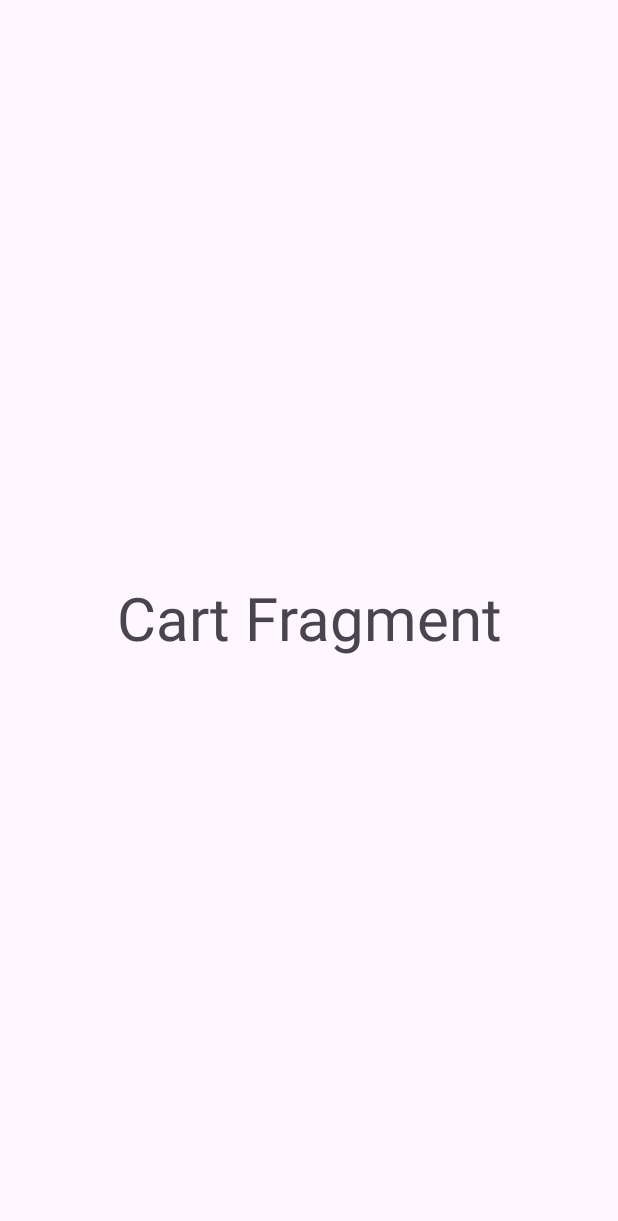
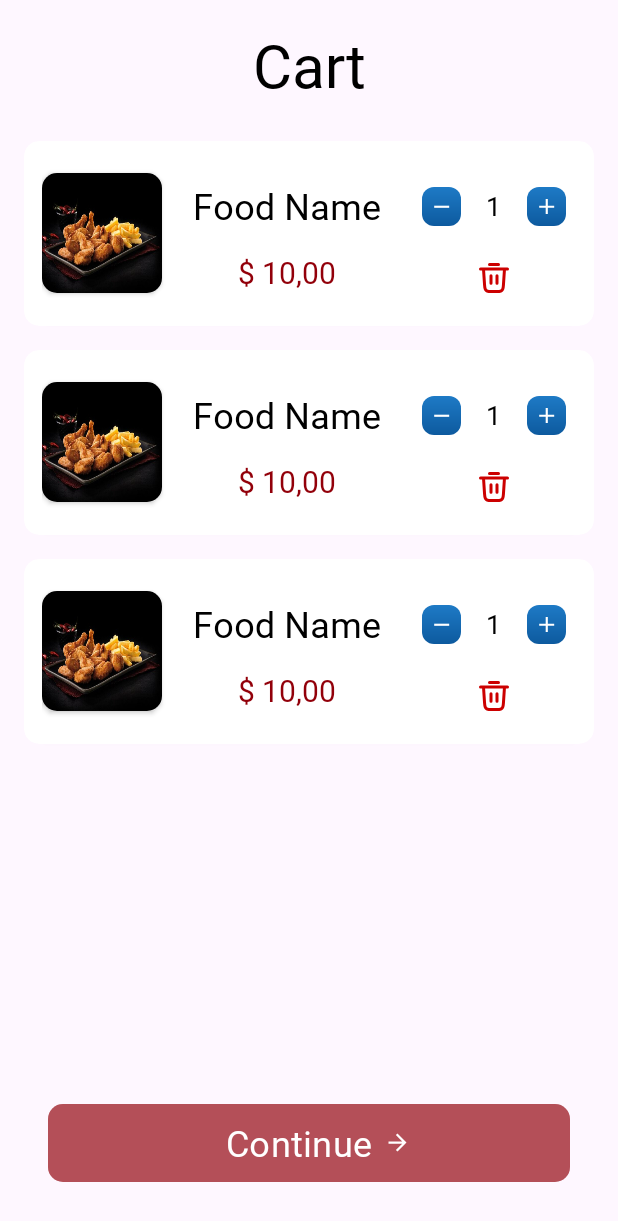
Before and after one commit to Rothmann-Daniel/FoodDeliveryApp, an Android app: the layout fragment_cart.xml on its own in the app's theme, with its tools: preview values and no code run, on a phone screen of 412 x 824 dp. Shown: the top 1221 px of the screen. Run offline under Robolectric (Android 15) with nearby library versions, the phone set to English and light mode, and no system bars.

Commit message:
CartFragment add cartItem

```diff
--- a/app/src/main/java/com/example/fooddelivery/presentation/fragments/CartFragment.kt
+++ b/app/src/main/java/com/example/fooddelivery/presentation/fragments/CartFragment.kt
@@ -6,55 +6,22 @@ import android.view.LayoutInflater
 import android.view.View
 import android.view.ViewGroup
 import com.example.fooddelivery.R
+import com.example.fooddelivery.databinding.FragmentCartBinding
 
-// TODO: Rename parameter arguments, choose names that match
-// the fragment initialization parameters, e.g. ARG_ITEM_NUMBER
-private const val ARG_PARAM1 = "param1"
-private const val ARG_PARAM2 = "param2"
-
-/**
- * A simple [Fragment] subclass.
- * Use the [CartFragment.newInstance] factory method to
- * create an instance of this fragment.
- */
 class CartFragment : Fragment() {
-    // TODO: Rename and change types of parameters
-    private var param1: String? = null
-    private var param2: String? = null
+    private lateinit var binding: FragmentCartBinding
 
     override fun onCreate(savedInstanceState: Bundle?) {
         super.onCreate(savedInstanceState)
-        arguments?.let {
-            param1 = it.getString(ARG_PARAM1)
-            param2 = it.getString(ARG_PARAM2)
-        }
+
     }
 
     override fun onCreateView(
         inflater: LayoutInflater, container: ViewGroup?,
         savedInstanceState: Bundle?
     ): View? {
-        // Inflate the layout for this fragment
-        return inflater.inflate(R.layout.fragment_cart, container, false)
+        binding = FragmentCartBinding.inflate(inflater, container, false)
+        return binding.root
     }
 
-    companion object {
-        /**
-         * Use this factory method to create a new instance of
-         * this fragment using the provided parameters.
-         *
-         * @param param1 Parameter 1.
-         * @param param2 Parameter 2.
-         * @return A new instance of fragment CartFragment.
-         */
-        // TODO: Rename and change types and number of parameters
-        @JvmStatic
-        fun newInstance(param1: String, param2: String) =
-            CartFragment().apply {
-                arguments = Bundle().apply {
-                    putString(ARG_PARAM1, param1)
-                    putString(ARG_PARAM2, param2)
-                }
-            }
-    }
 }
--- /dev/null
+++ b/app/src/main/res/drawable/ic_minus.xml
@@ -0,0 +1,35 @@
+<?xml version="1.0" encoding="utf-8"?>
+<vector xmlns:android="http://schemas.android.com/apk/res/android"
+    xmlns:aapt="http://schemas.android.com/aapt"
+    android:width="26dp"
+    android:height="26dp"
+    android:viewportWidth="26"
+    android:viewportHeight="26">
+
+  <!-- Полупрозрачный фон (10% opacity) -->
+  <path
+      android:pathData="M8,0L18,0A8,8 0,0 1,26 8L26,18A8,8 0,0 1,18 26L8,26A8,8 0,0 1,0 18L0,8A8,8 0,0 1,8 0z"
+      android:fillColor="#191E7AC5"
+      android:fillAlpha="0.1"/>
+
+  <!-- Основной фон с градиентом -->
+  <path
+      android:pathData="M8,0L18,0A8,8 0,0 1,26 8L26,18A8,8 0,0 1,18 26L8,26A8,8 0,0 1,0 18L0,8A8,8 0,0 1,8 0z">
+    <aapt:attr name="android:fillColor">
+      <gradient
+          android:startX="13"
+          android:startY="0"
+          android:endX="13"
+          android:endY="26"
+          android:type="linear">
+        <item android:offset="0" android:color="#FF1E7AC5"/>
+        <item android:offset="1" android:color="#FF0D5A9E"/>
+      </gradient>
+    </aapt:attr>
+  </path>
+
+  <!-- Иконка минуса (белая) -->
+  <path
+      android:pathData="M8.125,12.458H18.125V13.887H8.125V12.458Z"
+      android:fillColor="#FFFFFFFF"/>
+</vector>
--- /dev/null
+++ b/app/src/main/res/drawable/ic_plus.xml
@@ -0,0 +1,35 @@
+<?xml version="1.0" encoding="utf-8"?>
+<vector xmlns:android="http://schemas.android.com/apk/res/android"
+    xmlns:aapt="http://schemas.android.com/aapt"
+    android:width="26dp"
+    android:height="26dp"
+    android:viewportWidth="26"
+    android:viewportHeight="26">
+
+  <!-- Полупрозрачный фон (10% opacity) -->
+  <path
+      android:pathData="M8,0L18,0A8,8 0,0 1,26 8L26,18A8,8 0,0 1,18 26L8,26A8,8 0,0 1,0 18L0,8A8,8 0,0 1,8 0z"
+      android:fillColor="#191E7AC5"
+      android:fillAlpha="0.1"/>
+
+  <!-- Основной фон с градиентом -->
+  <path
+      android:pathData="M8,0L18,0A8,8 0,0 1,26 8L26,18A8,8 0,0 1,18 26L8,26A8,8 0,0 1,0 18L0,8A8,8 0,0 1,8 0z">
+    <aapt:attr name="android:fillColor">
+      <gradient
+          android:startX="13"
+          android:startY="0"
+          android:endX="13"
+          android:endY="26"
+          android:type="linear">
+        <item android:offset="0" android:color="#FF1E7AC5"/>
+        <item android:offset="1" android:color="#FF0D5A9E"/>
+      </gradient>
+    </aapt:attr>
+  </path>
+
+  <!-- Иконка плюс (белая) -->
+  <path
+      android:pathData="M12.46,12.46V8H13.89V12.46H18.13V13.89H13.89V18H12.46V13.89H8.13V12.46H12.46Z"
+      android:fillColor="#FFFFFFFF"/>
+</vector>
--- /dev/null
+++ b/app/src/main/res/drawable/ic_trash.xml
@@ -0,0 +1,13 @@
+<vector xmlns:android="http://schemas.android.com/apk/res/android"
+    android:width="24dp"
+    android:height="24dp"
+    android:viewportWidth="24"
+    android:viewportHeight="24">
+  <path
+      android:pathData="M9,3H15M3,6H21M19,6L18.299,16.519C18.194,18.097 18.141,18.887 17.8,19.485C17.5,20.012 17.047,20.435 16.502,20.7C15.882,21 15.091,21 13.509,21H10.491C8.909,21 8.118,21 7.498,20.7C6.953,20.435 6.5,20.012 6.2,19.485C5.859,18.887 5.806,18.097 5.701,16.519L5,6M10,10.5V15.5M14,10.5V15.5"
+      android:strokeLineJoin="round"
+      android:strokeWidth="2"
+      android:fillColor="#00000000"
+      android:strokeColor="#000000"
+      android:strokeLineCap="round"/>
+</vector>
--- a/app/src/main/res/layout/activity_start.xml
+++ b/app/src/main/res/layout/activity_start.xml
@@ -39,8 +39,8 @@
         android:layout_width="match_parent"
         android:layout_height="60dp"
         style="@style/bt_next_StartActivity"
-        android:text="Next"
-        app:cornerRadius="20dp"
+        android:text="@string/next"
+        app:cornerRadius="10dp"
         app:icon="@drawable/ic_arrow_right"
         app:iconGravity="textEnd"
         app:layout_constraintBottom_toBottomOf="parent"
--- /dev/null
+++ b/app/src/main/res/layout/cart_add_item.xml
@@ -0,0 +1,122 @@
+<?xml version="1.0" encoding="utf-8"?>
+<androidx.cardview.widget.CardView xmlns:android="http://schemas.android.com/apk/res/android"
+    xmlns:app="http://schemas.android.com/apk/res-auto"
+    xmlns:tools="http://schemas.android.com/tools"
+    android:layout_width="match_parent"
+    android:layout_height="wrap_content"
+    android:layout_margin="8dp"
+    app:cardCornerRadius="10dp">
+
+    <androidx.constraintlayout.widget.ConstraintLayout
+        android:layout_width="match_parent"
+        android:layout_height="wrap_content"
+        android:padding="12dp">
+
+        <!-- Изображение продукта -->
+        <androidx.cardview.widget.CardView
+            android:id="@+id/food_item_Cart"
+            android:layout_width="80dp"
+            android:layout_height="80dp"
+            app:cardCornerRadius="10dp"
+            app:layout_constraintBottom_toBottomOf="parent"
+            app:layout_constraintStart_toStartOf="parent"
+            app:layout_constraintTop_toTopOf="parent">
+
+            <ImageView
+                android:id="@+id/image_food_item_Cart"
+                android:layout_width="match_parent"
+                android:layout_height="match_parent"
+                android:background="@drawable/im_chicken_wings_bbq"
+                android:scaleType="centerCrop" />
+
+        </androidx.cardview.widget.CardView>
+
+        <!-- Название продукта -->
+        <TextView
+            android:id="@+id/tv_food_item_name_Cart"
+            style="@style/tv_description_SplashActivity"
+            android:layout_width="0dp"
+            android:layout_height="wrap_content"
+            android:layout_marginStart="8dp"
+            android:layout_marginEnd="8dp"
+            android:ellipsize="end"
+            android:maxLines="1"
+            android:text="@string/food_name"
+            android:textSize="24sp"
+            app:layout_constraintBottom_toTopOf="@id/tv_food_item_price_Cart"
+            app:layout_constraintEnd_toStartOf="@id/controls_layout"
+            app:layout_constraintStart_toEndOf="@id/food_item_Cart"
+            app:layout_constraintTop_toTopOf="parent" />
+
+        <!-- Цена продукта -->
+        <TextView
+            android:id="@+id/tv_food_item_price_Cart"
+            style="@style/tv_title_StartActivity"
+            android:layout_width="wrap_content"
+            android:layout_height="wrap_content"
+            android:layout_marginTop="4dp"
+            android:text="@string/design_price"
+            android:textSize="20sp"
+            app:layout_constraintBottom_toBottomOf="@id/food_item_Cart"
+            app:layout_constraintEnd_toEndOf="@id/tv_food_item_name_Cart"
+            app:layout_constraintStart_toStartOf="@id/tv_food_item_name_Cart" />
+
+
+        <!-- Блок управления (кнопки + количество) -->
+        <LinearLayout
+            android:id="@+id/controls_layout"
+            android:layout_width="wrap_content"
+            android:layout_height="wrap_content"
+            android:gravity="center_vertical"
+            android:orientation="horizontal"
+            app:layout_constraintBottom_toBottomOf="@+id/tv_food_item_name_Cart"
+            app:layout_constraintEnd_toEndOf="parent"
+            app:layout_constraintTop_toTopOf="@+id/tv_food_item_name_Cart">
+
+            <!-- Кнопка минус -->
+            <ImageButton
+                android:id="@+id/im_btn_minus_Cart"
+                android:layout_width="40dp"
+                android:layout_height="40dp"
+                android:background="?attr/selectableItemBackgroundBorderless"
+                android:contentDescription="@string/contentDescription_minus"
+                app:srcCompat="@drawable/ic_minus" />
+
+            <!-- Количество -->
+            <TextView
+                android:id="@+id/tv_count_Cart"
+                android:layout_width="30dp"
+                android:layout_height="wrap_content"
+                android:gravity="center"
+                android:textColor="@android:color/black"
+                android:textSize="18sp"
+                android:fontFamily="@font/yeonsung"
+                tools:text="1" />
+
+            <!-- Кнопка плюс -->
+            <ImageButton
+                android:id="@+id/im_btn_plus_Cart"
+                android:layout_width="40dp"
+                android:layout_height="40dp"
+                android:background="?attr/selectableItemBackgroundBorderless"
+                android:contentDescription="@string/contentDescription_plus"
+                app:srcCompat="@drawable/ic_plus" />
+        </LinearLayout>
+
+        <!-- Кнопка удаления -->
+        <ImageButton
+            android:id="@+id/im_btn_trash_Cart"
+            android:layout_width="40dp"
+            android:layout_height="40dp"
+            android:layout_marginTop="8dp"
+            android:background="?attr/selectableItemBackgroundBorderless"
+            android:contentDescription="@string/contentDescription_delete"
+            app:layout_constraintBottom_toBottomOf="parent"
+            app:layout_constraintEnd_toEndOf="@id/controls_layout"
+            app:layout_constraintStart_toStartOf="@id/controls_layout"
+            app:layout_constraintTop_toBottomOf="@id/controls_layout"
+            app:srcCompat="@drawable/ic_trash"
+            app:tint="@android:color/holo_red_dark" />
+
+    </androidx.constraintlayout.widget.ConstraintLayout>
+</androidx.cardview.widget.CardView>
--- a/app/src/main/res/layout/fragment_cart.xml
+++ b/app/src/main/res/layout/fragment_cart.xml
@@ -1,16 +1,50 @@
 <?xml version="1.0" encoding="utf-8"?>
-<FrameLayout xmlns:android="http://schemas.android.com/apk/res/android"
+<androidx.constraintlayout.widget.ConstraintLayout xmlns:android="http://schemas.android.com/apk/res/android"
+    xmlns:app="http://schemas.android.com/apk/res-auto"
     xmlns:tools="http://schemas.android.com/tools"
     android:layout_width="match_parent"
     android:layout_height="match_parent"
     tools:context=".presentation.fragments.CartFragment">
 
-    <!-- TODO: Update blank fragment layout -->
     <TextView
+        android:id="@+id/title_cart"
+        style="@style/tv_title_SplashActivity"
+        android:layout_width="wrap_content"
+        android:layout_height="wrap_content"
+        android:layout_marginTop="16dp"
+        android:gravity="center"
+        android:text="@string/cart"
+        android:textSize="40sp"
+        app:layout_constraintEnd_toEndOf="parent"
+        app:layout_constraintStart_toStartOf="parent"
+        app:layout_constraintTop_toTopOf="parent" />
+
+    <androidx.recyclerview.widget.RecyclerView
+        android:id="@+id/rv_cart"
         android:layout_width="match_parent"
-        android:layout_height="match_parent"
-        android:text="Cart Fragment"
-        android:textSize="40sp"
-        android:gravity="center"/>
+        android:layout_height="0dp"
+        android:layout_marginStart="8dp"
+        android:layout_marginTop="16dp"
+        android:layout_marginEnd="8dp"
+        app:layout_constraintBottom_toTopOf="@+id/bt_continue_cart"
+        app:layout_constraintEnd_toEndOf="parent"
+        app:layout_constraintStart_toStartOf="parent"
+        app:layout_constraintTop_toBottomOf="@+id/title_cart"
+        tools:listitem="@layout/cart_add_item">
 
-</FrameLayout>
+    </androidx.recyclerview.widget.RecyclerView>
+
+    <com.google.android.material.button.MaterialButton
+        android:id="@+id/bt_continue_cart"
+        android:layout_width="match_parent"
+        android:layout_height="60dp"
+        style="@style/bt_next_StartActivity"
+        android:text="@string/continue_cart"
+        app:cornerRadius="10dp"
+        app:icon="@drawable/ic_arrow_right"
+        app:iconGravity="textEnd"
+        app:layout_constraintBottom_toBottomOf="parent"
+        app:layout_constraintEnd_toEndOf="parent"
+        app:layout_constraintStart_toStartOf="parent"/>
+
+</androidx.constraintlayout.widget.ConstraintLayout>
--- a/app/src/main/res/layout/home_food_item.xml
+++ b/app/src/main/res/layout/home_food_item.xml
@@ -36,7 +36,7 @@
             android:layout_width="wrap_content"
             android:layout_height="wrap_content"
             android:layout_marginStart="16dp"
-            android:text="Food Name"
+            android:text="@string/food_name"
             app:layout_constraintBottom_toBottomOf="@+id/container_food_item"
             app:layout_constraintStart_toEndOf="@+id/container_food_item"
             app:layout_constraintTop_toTopOf="@+id/container_food_item" />
@@ -49,7 +49,7 @@
             android:layout_height="wrap_content"
             android:layout_marginTop="16dp"
             android:layout_marginEnd="24dp"
-            android:text="$ 10,00"
+            android:text="@string/design_price"
             android:textSize="24sp"
             app:layout_constraintEnd_toEndOf="parent"
             app:layout_constraintTop_toTopOf="@+id/container_food_item" />
--- a/app/src/main/res/values/strings.xml
+++ b/app/src/main/res/values/strings.xml
@@ -6,6 +6,15 @@
     <string name="design">Design By Daniel Rothmann</string>
     <string name="title_StartActivity">Enjoy Restaurant Quality Meals at Home</string>
     <string name="join_moto">Login To Your Account</string>
+
+    <!--  contentDescription -->
+    <string name="contentDescription_back">Back</string>
+    <string name="contentDescription_next">Next</string>
+    <string name="contentDescription_done">Done</string>
+    <string name="contentDescription_plus">Plus one</string>
+    <string name="contentDescription_minus">Minus one</string>
+    <string name="contentDescription_delete">Delete</string>
+
 
     <!-- hint and question -->
     <string name="hint_email">Email</string>
@@ -68,14 +77,20 @@
     <string name="menu">Menu</string>
     <string name="price">Price</string>
 
+    <!-- Search -->
+    <string name="what_to_order">What do you want to order?</string>
+    <string name="nothing_found">Nothing found for your search. Please repeat your request</string>
 
+    <!-- Cart -->
+    <string name="continue_cart">Continue</string>
+    <string name="design_price">$ 10,00</string>
+
+    <!-- Delivery -->
     <string name="delivery_time">Delivery time</string>
     <string name="delivery_fee">Delivery fee</string>
     <string name="delivery_address">Delivery address</string>
 
-
-    <!-- Search -->
-    <string name="what_to_order">What do you want to order?</string>
-    <string name="nothing_found">Nothing found for your search. Please repeat your request</string>
+    <!-- Other -->
+    <string name="next">Next</string>
 
 </resources>
```
